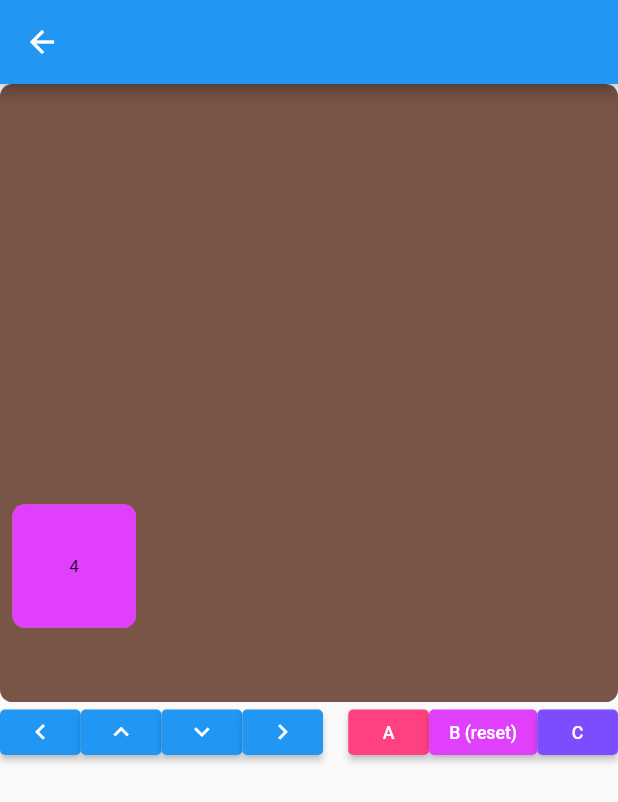
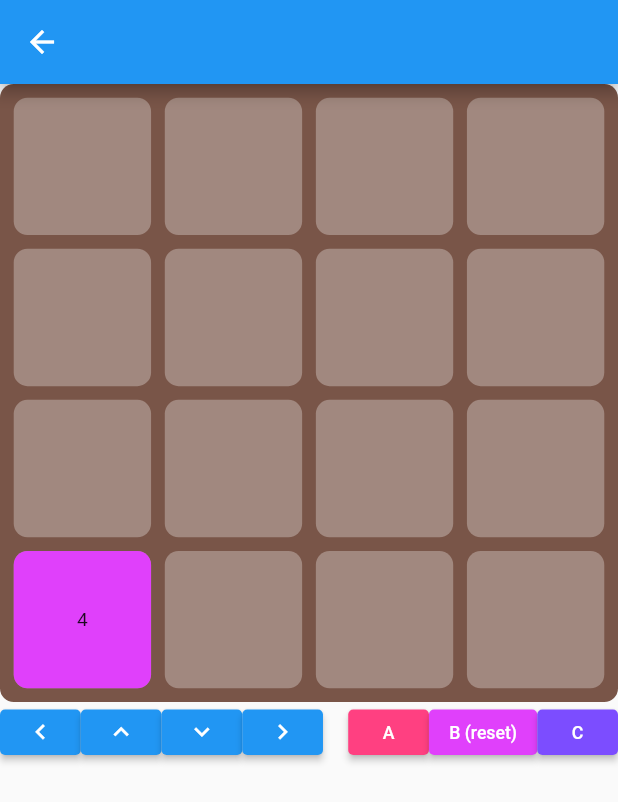
Before and after one commit to apfelsinecode/game-and-flutter, a Flutter app: the Game2048Screen screen opened directly, after a tap on an icon or button, on a phone screen of 412 x 824 dp. Shown: the top 802 px of the screen. Run offline on Flutter 3.47's test engine with Material 2 defaults, Android fonts, the phone set to English and light mode, and no system bars; missing offline and left inert: segment_display.

Commit message:
visible grid background

```diff
--- a/lib/game2048/Game2048Model.dart
+++ b/lib/game2048/Game2048Model.dart
@@ -59,7 +59,6 @@ class Game2048Model extends ChangeNotifier{
   }
 
   bool spawn2or4() {
-    print("s24");
     final emptyFields = coordinates()
       .where((coord) =>
           (!tileModels.any((tile) => tile.pos == coord))
--- a/lib/game2048/Grid2048.dart
+++ b/lib/game2048/Grid2048.dart
@@ -6,7 +6,7 @@ import 'package:game_and_flutter/game2048/Tile2048.dart';
 import 'Game2048Model.dart';
 
 class Grid2048 extends StatefulWidget {
-  final double _tilePadding = 10;
+  static final double _tilePadding = 10;
   final Game2048Model game2048model;
 
   Grid2048(this.game2048model);
@@ -34,67 +34,49 @@ class _Grid2048State extends State<Grid2048> {
     return Stack(
       children: <Widget>[
 
-        /*Column(
-          mainAxisSize: MainAxisSize.min,
-          children: [
-            for (var row in model.gridValues)
-              Row(
-                mainAxisSize: MainAxisSize.min,
-                children: [
-                  for (var value in row)
-                    Padding(
-                      padding: const EdgeInsets.all(4.0),
-                      child: Tile2048(exponent: value),
-                    )
-                ],
-              )
-          ],
-        ),*/
         Container(
           child: SizedBox(
-            width: 500,
-            height: 500,
+            width: width * (Tile2048.size + Grid2048._tilePadding) + Grid2048._tilePadding,
+            height: height * (Tile2048.size + Grid2048._tilePadding) + Grid2048._tilePadding,
           ),
           decoration: BoxDecoration(
             color: Colors.brown,
             borderRadius: BorderRadius.circular(_borderRadius)
           ),
         ),
-
-        for (var e in tilesPositionedList()) e
+        for (var t in backgroundTilesPositionedList()) t,
+        for (var t in tilesPositionedList()) t,
       ]
     );
   }
 
-  /// A [Stack] of positiend tiles.
-  Widget tilesStack() {
-    final tiles = model.tileModels;
 
-    return Stack(
-      children: [
-        for (var tile in tiles) // {
-          /*Animated*/Positioned(
-            left: tile.xPos * 20,
-            top: tile.yPos * 20,
-            // duration: Duration(milliseconds: 500),
-            child: Tile2048(exponent: tile.exponent),
-          )
-        // }
-      ],
-    );
-  }
-
+  /// a list of positioned tiles
   Iterable<Widget> tilesPositionedList() {
     return model.tileModels.map((tile) =>
       AnimatedPositioned(
         duration: Duration(milliseconds: 500),
-        left: tile.xPos * (Tile2048.size + 10) + 10,
-        top: tile.yPos * (Tile2048.size + 10) + 10,
+        left: _leftOffset(tile.xPos),
+        top: _topOffset(tile.yPos),
         child: Tile2048(exponent: tile.exponent),
       )
     );
   }
 
+  double _leftOffset(int x) => x * (Tile2048.size + Grid2048._tilePadding) + Grid2048._tilePadding;
+  double _topOffset(int y) => _leftOffset(y);
+
+  Iterable<Widget> backgroundTilesPositionedList() {
+    return model
+        .coordinates()
+        .map((xy) =>
+        Positioned(
+            left: _leftOffset(xy.x),
+            top: _topOffset(xy.y),
+            child: BackgroundTile2048(),
+    ));
+  }
+
 
 
 }
--- a/lib/game2048/Tile2048.dart
+++ b/lib/game2048/Tile2048.dart
@@ -8,18 +8,13 @@ class Tile2048 extends StatelessWidget {
   static final double size = 100;
   static final double borderRadius = 10;
 
-
   Tile2048({required this.exponent}) ;
 
   int get value => 1 << exponent;
 
   @override
   Widget build(BuildContext context) {
-    return Stack(
-      alignment: Alignment.center,
-      children: [
-        backgroundTile(),
-        AnimatedContainer(
+    return AnimatedContainer(
         duration: Duration(milliseconds: 100),
         curve: Curves.easeOut,
         width: ((exponent == 0) ? 0 : size),
@@ -32,17 +27,19 @@ class Tile2048 extends StatelessWidget {
           child: Text(exponent == 0 ? " " : value.toString()),
           fit: BoxFit.scaleDown,
         )
-        ),
-      ],
     );
   }
 
-  Widget backgroundTile() {
+}
+
+class BackgroundTile2048 extends StatelessWidget {
+  @override
+  Widget build(BuildContext context) {
     return Container(
-      width: size,
-      height: size,
+      width: Tile2048.size,
+      height: Tile2048.size,
       decoration: BoxDecoration(
-        borderRadius: BorderRadius.circular(borderRadius),
+        borderRadius: BorderRadius.circular(Tile2048.borderRadius),
         color: Colors.brown.shade300,
       ),
     );
```
Lines whose indentation alone changed are shown as unchanged.
